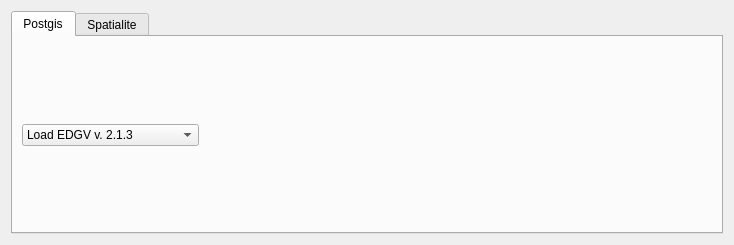
Above: CustomWidgets/customServerConnectionWidget.ui from dsgoficial/DsgTools before the change. Below: the same form after it.
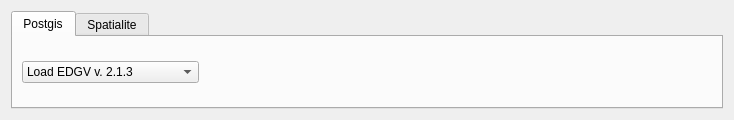
That is the form after the change. Custom widgets are drawn as their Qt base class.

The edit to the form file:
```diff
--- a/CustomWidgets/customServerConnectionWidget.ui
+++ b/CustomWidgets/customServerConnectionWidget.ui
@@ -7,7 +7,7 @@
     <x>0</x>
     <y>0</y>
     <width>734</width>
-    <height>245</height>
+    <height>120</height>
    </rect>
   </property>
   <property name="windowTitle">
```
